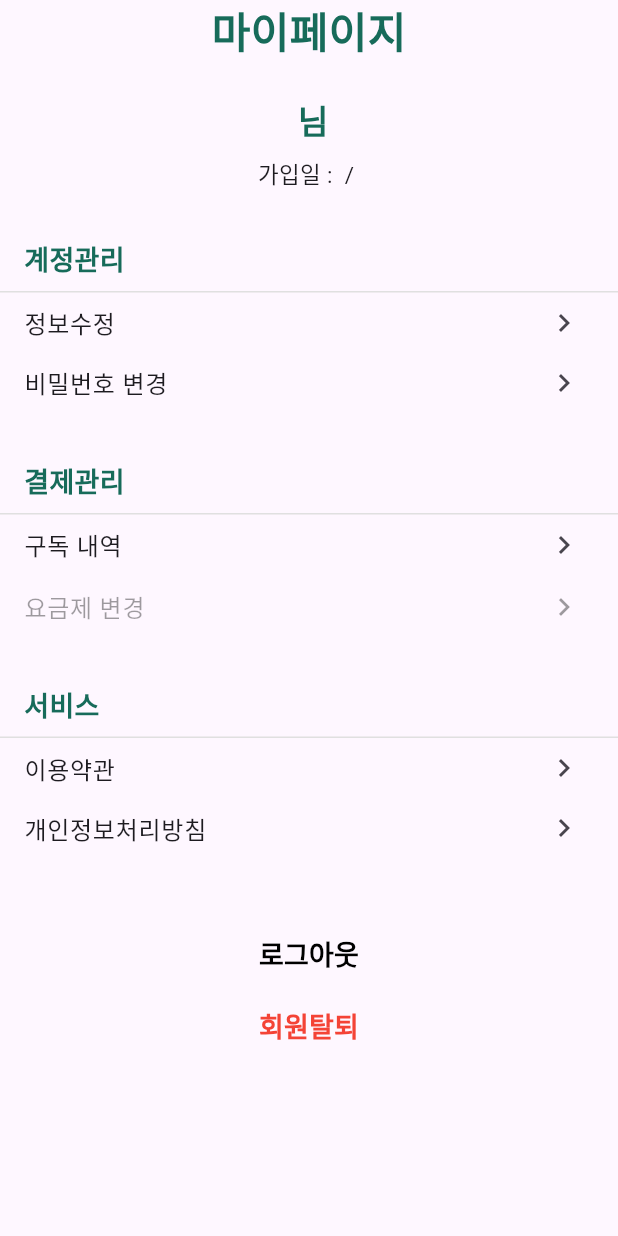
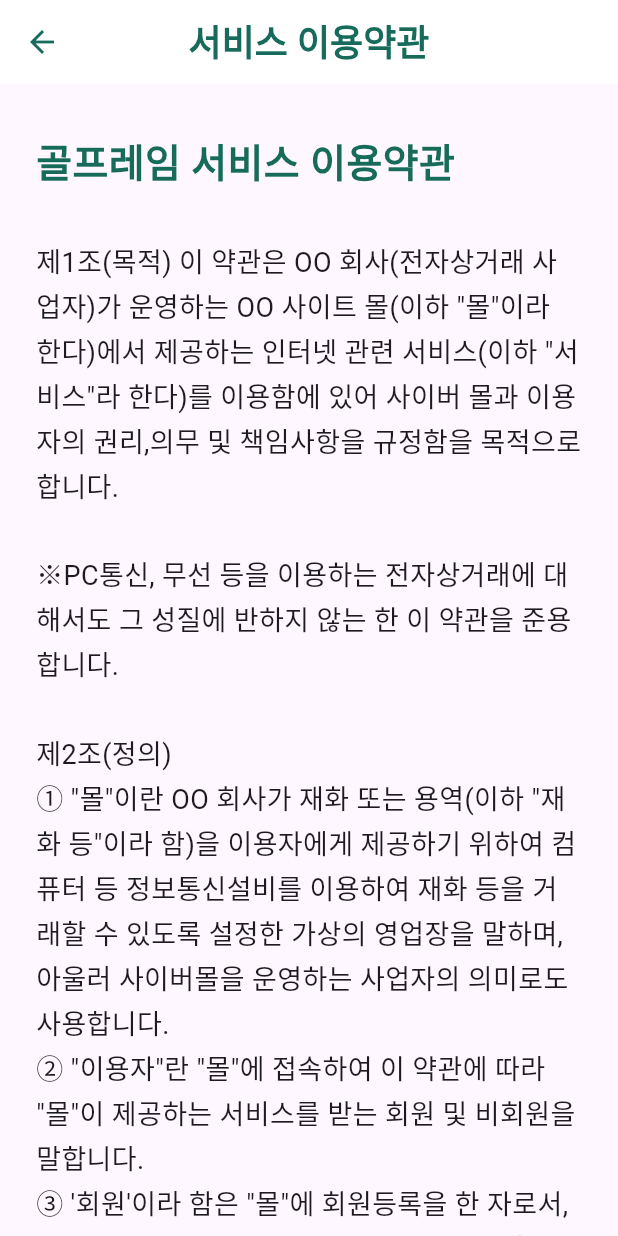
Before and after one commit to golframe/Golframe-dev, a Flutter app: the MyTab widget shown alone on an empty page, opened directly with empty values, after a tap on "이용약관", on a phone screen of 412 x 824 dp. Run offline on Flutter 3.47's test engine with Material 3 defaults, Android fonts, the phone set to English and light mode, and no system bars.

Commit message:
[feat] 약관들 작업 / 퍼블리싱 끝!

```diff
--- a/lib/my_tab.dart
+++ b/lib/my_tab.dart
@@ -4,6 +4,8 @@
 import 'change_password_screen.dart';
 import 'withdraw_screen.dart';
 import 'subscription_history_screen.dart';
+import 'terms_screen.dart';
+import 'privacy_screen.dart';
 
 class MyTab extends StatelessWidget {
   final String role;
@@ -106,8 +108,24 @@
         const SizedBox(height: 32),
         _SectionTitle('서비스'),
         _MyDivider(),
-        _MenuItem(title: '이용약관', onTap: () {}),
-        _MenuItem(title: '개인정보처리방침', onTap: () {}),
+        _MenuItem(
+          title: '이용약관',
+          onTap: () {
+            Navigator.push(
+              context,
+              MaterialPageRoute(builder: (_) => TermsScreen()),
+            );
+          },
+        ),
+        _MenuItem(
+          title: '개인정보처리방침',
+          onTap: () {
+            Navigator.push(
+              context,
+              MaterialPageRoute(builder: (_) => PrivacyScreen()),
+            );
+          },
+        ),
         const SizedBox(height: 40),
         Center(
           child: TextButton(
--- /dev/null
+++ b/lib/terms_screen.dart
@@ -0,0 +1,54 @@
+import 'package:flutter/material.dart';
+
+class TermsScreen extends StatelessWidget {
+  const TermsScreen({super.key});
+
+  @override
+  Widget build(BuildContext context) {
+    return Scaffold(
+      appBar: AppBar(
+        leading: IconButton(
+          icon: const Icon(Icons.arrow_back),
+          onPressed: () => Navigator.pop(context),
+        ),
+        title: const Text(
+          '서비스 이용약관',
+          style: TextStyle(
+            color: Color(0xFF176B5A),
+            fontWeight: FontWeight.bold,
+            fontSize: 24,
+          ),
+        ),
+        centerTitle: true,
+        backgroundColor: Colors.white,
+        elevation: 0,
+        iconTheme: const IconThemeData(color: Color(0xFF176B5A)),
+      ),
+      body: ListView(
+        padding: const EdgeInsets.symmetric(horizontal: 24, vertical: 0),
+        children: const [
+          SizedBox(height: 32),
+          Text(
+            '골프레임 서비스 이용약관',
+            style: TextStyle(
+              color: Color(0xFF176B5A),
+              fontWeight: FontWeight.bold,
+              fontSize: 26,
+            ),
+          ),
+          SizedBox(height: 32),
+          Text(
+            '제1조(목적) 이 약관은 OO 회사(전자상거래 사업자)가 운영하는 OO 사이트 몰(이하 "몰"이라 한다)에서 제공하는 인터넷 관련 서비스(이하 "서비스"라 한다)를 이용함에 있어 사이버 몰과 이용자의 권리,의무 및 책임사항을 규정함을 목적으로 합니다.'
+            '\n\n※PC통신, 무선 등을 이용하는 전자상거래에 대해서도 그 성질에 반하지 않는 한 이 약관을 준용합니다.'
+            '\n\n제2조(정의)'
+            '\n① "몰"이란 OO 회사가 재화 또는 용역(이하 "재화 등"이라 함)을 이용자에게 제공하기 위하여 컴퓨터 등 정보통신설비를 이용하여 재화 등을 거래할 수 있도록 설정한 가상의 영업장을 말하며, 아울러 사이버몰을 운영하는 사업자의 의미로도 사용합니다.'
+            '\n② "이용자"란 "몰"에 접속하여 이 약관에 따라 "몰"이 제공하는 서비스를 받는 회원 및 비회원을 말합니다.'
+            '\n③ \'회원\'이라 함은 "몰"에 회원등록을 한 자로서, 계속적으로 "몰"이 제공하는 서비스를 이용할 수 있는 자를 말합니다.'
+            '\n④ \'비회원\'이라 함은 회원에 가입하지 않고 "몰"이 제공하는 서비스를 이용하는 자를 말합니다.',
+            style: TextStyle(fontSize: 18, height: 1.6),
+          ),
+        ],
+      ),
+    );
+  }
+}
```
Also changed, not shown: lib/privacy_screen.dart (added, +54 -0 lines).
